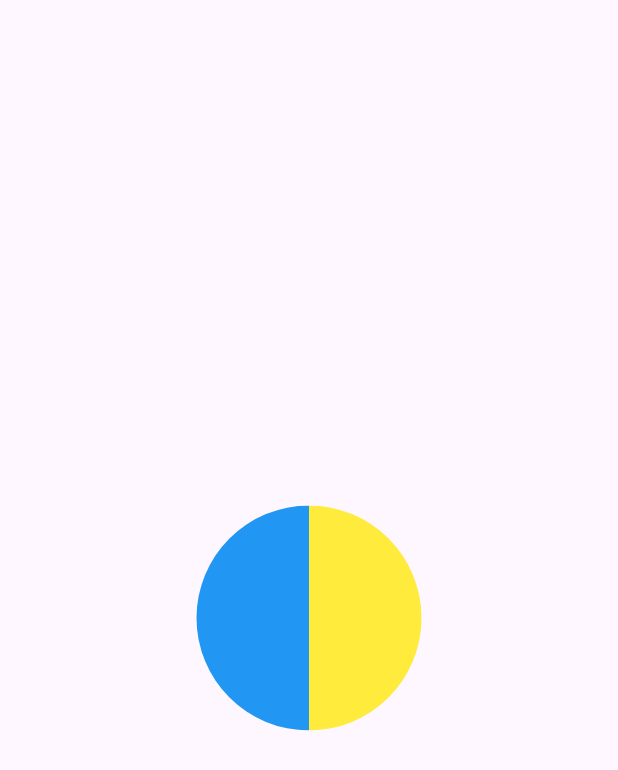
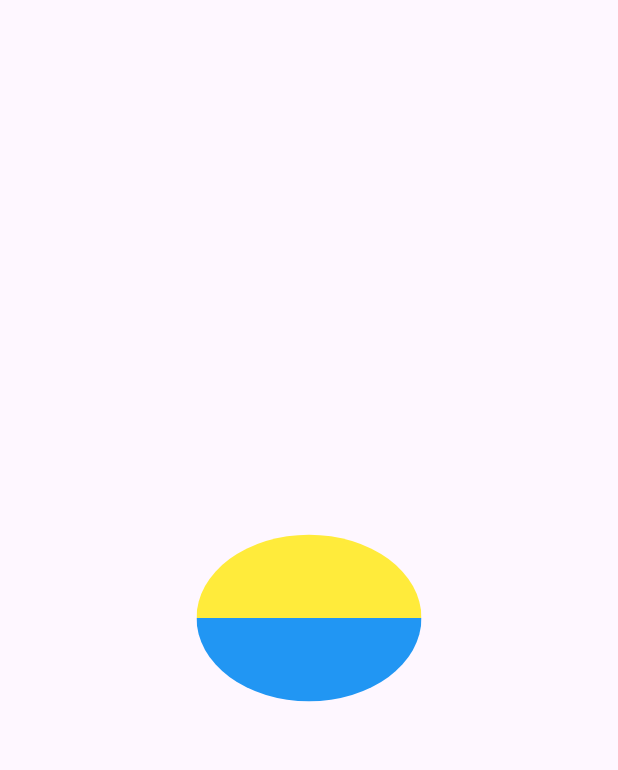
Before and after one commit to Michael-Ogundipe/flutter-animation, a Flutter app: the screen it shows after launch, on a phone screen of 412 x 824 dp. Shown: the top 770 px of the screen. Run offline on Flutter 3.47's test engine with Material 3 defaults, Android fonts, the phone set to English and light mode, and no system bars.

Commit message:
example 2 completed

```diff
--- a/lib/main.dart
+++ b/lib/main.dart
@@ -1,3 +1,5 @@
+import 'dart:math' show pi;
+
 import 'package:flutter/material.dart';
 
 void main() {
@@ -66,6 +68,10 @@ class HalfCircleClipper extends CustomClipper<Path> {
   bool shouldReclip(covariant CustomClipper<Path> oldClipper) => true;
 }
 
+extension on VoidCallback {
+  Future<void> delayed(Duration duration) => Future.delayed(duration, this);
+}
+
 class MyHomePage extends StatefulWidget {
   const MyHomePage({super.key, required this.title});
 
@@ -75,33 +81,158 @@ class MyHomePage extends StatefulWidget {
   State<MyHomePage> createState() => _MyHomePageState();
 }
 
-class _MyHomePageState extends State<MyHomePage>
-    with SingleTickerProviderStateMixin {
+class _MyHomePageState extends State<MyHomePage> with TickerProviderStateMixin {
+  late AnimationController _counterClockWiseRotationController;
+  late Animation<double> _counterClockWiseRotationAnimation;
+
+  late AnimationController _flipController;
+  late Animation<double> _flipAnimation;
+
+  @override
+  void initState() {
+    super.initState();
+
+    _counterClockWiseRotationController = AnimationController(
+      vsync: this,
+      duration: const Duration(seconds: 1),
+    );
+
+    _counterClockWiseRotationAnimation = Tween<double>(
+      begin: 0,
+      end: -(pi / 2),
+    ).animate(
+      CurvedAnimation(
+        parent: _counterClockWiseRotationController,
+        curve: Curves.bounceOut,
+      ),
+    );
+
+    // flip animation
+    _flipController = AnimationController(
+      vsync: this,
+      duration: const Duration(seconds: 1),
+    );
+
+    _flipAnimation = Tween<double>(
+      begin: 0,
+      end: pi,
+    ).animate(CurvedAnimation(
+      parent: _flipController,
+      curve: Curves.bounceOut,
+    ));
+
+    // status listeners
+
+    _counterClockWiseRotationController.addStatusListener((status) {
+      if (status == AnimationStatus.completed) {
+        _flipAnimation = Tween<double>(
+          begin: _flipAnimation.value,
+          end: _flipAnimation.value + pi,
+        ).animate(
+          CurvedAnimation(
+            parent: _flipController,
+            curve: Curves.bounceOut,
+          ),
+        );
+
+        // reset the flip controller and start the animation
+
+        _flipController
+          ..reset()
+          ..forward();
+      }
+    });
+
+    _flipController.addStatusListener(
+      (status) {
+        if (status == AnimationStatus.completed) {
+          _counterClockWiseRotationAnimation = Tween<double>(
+            begin: _counterClockWiseRotationAnimation.value,
+            end: _counterClockWiseRotationAnimation.value+ -(pi / 2),
+          ).animate(
+            CurvedAnimation(
+              parent: _counterClockWiseRotationController,
+              curve: Curves.bounceOut,
+            ),
+          );
+
+          _counterClockWiseRotationController..reset()..forward();
+        }
+
+
+      },
+    );
+  }
+
+  @override
+  void dispose() {
+    _counterClockWiseRotationController.dispose();
+    _flipController.dispose();
+    super.dispose();
+  }
+
   @override
   Widget build(BuildContext context) {
+    _counterClockWiseRotationController
+      ..reset()
+      ..forward.delayed(const Duration(seconds: 1));
+
     return Scaffold(
       body: Center(
+        child: AnimatedBuilder(
+            animation: _counterClockWiseRotationController,
+            builder: (context, child) {
+              return Transform(
+                alignment: Alignment.center,
+                transform: Matrix4.identity()
+                  ..rotateZ(_counterClockWiseRotationAnimation.value),
                 child: Row(
                   mainAxisAlignment: MainAxisAlignment.center,
                   children: [
-            ClipPath(
-              clipper: const HalfCircleClipper(side: CircleSide.left),
+                    AnimatedBuilder(
+                        animation: _flipAnimation,
+                        builder: (context, child) {
+                          return Transform(
+                            alignment: Alignment.centerRight,
+                            transform: Matrix4.identity()
+                              ..rotateY(
+                                _flipAnimation.value,
+                              ),
+                            child: ClipPath(
+                              clipper: const HalfCircleClipper(
+                                  side: CircleSide.left),
                               child: Container(
                                 width: 150,
                                 height: 150,
                                 color: Colors.blue,
                               ),
                             ),
-            ClipPath(
-              clipper: const HalfCircleClipper(side: CircleSide.right),
+                          );
+                        }),
+                    AnimatedBuilder(
+                        animation: _flipAnimation,
+                        builder: (context, child) {
+                          return Transform(
+                            alignment: Alignment.centerLeft,
+                            transform: Matrix4.identity()
+                              ..rotateY(
+                                _flipAnimation.value,
+                              ),
+                            child: ClipPath(
+                              clipper: const HalfCircleClipper(
+                                  side: CircleSide.right),
                               child: Container(
                                 width: 150,
                                 height: 150,
                                 color: Colors.yellow,
                               ),
-            )
+                            ),
+                          );
+                        })
                   ],
                 ),
+              );
+            }),
       ),
     );
   }
```
Lines whose indentation alone changed are shown as unchanged.
